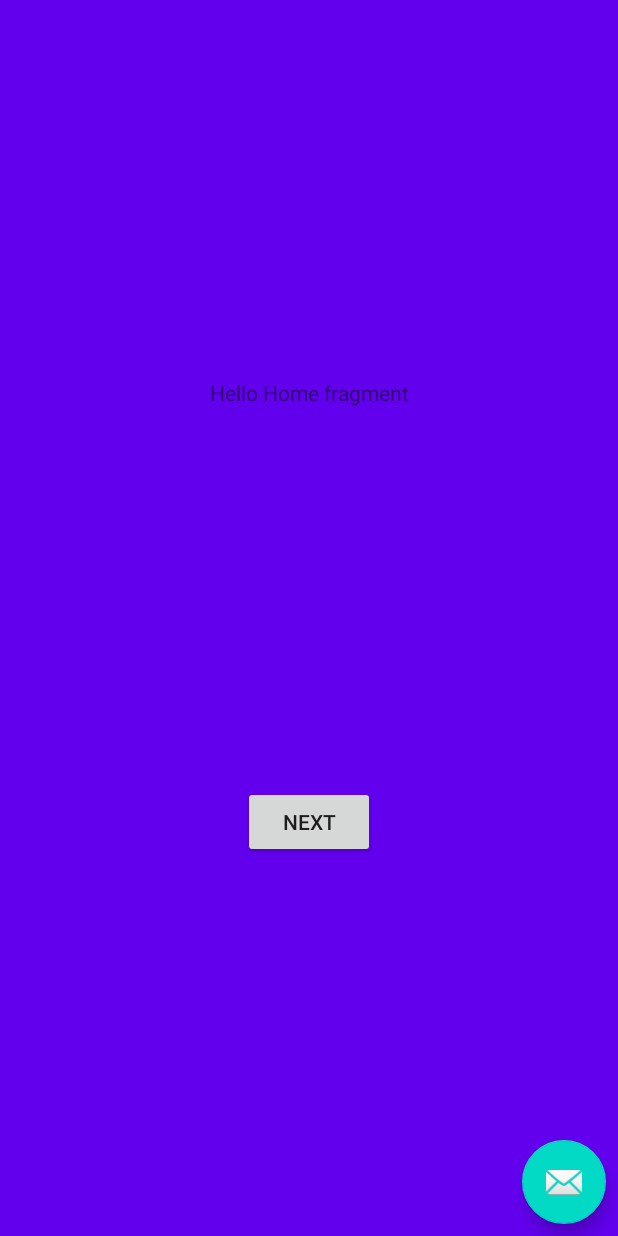
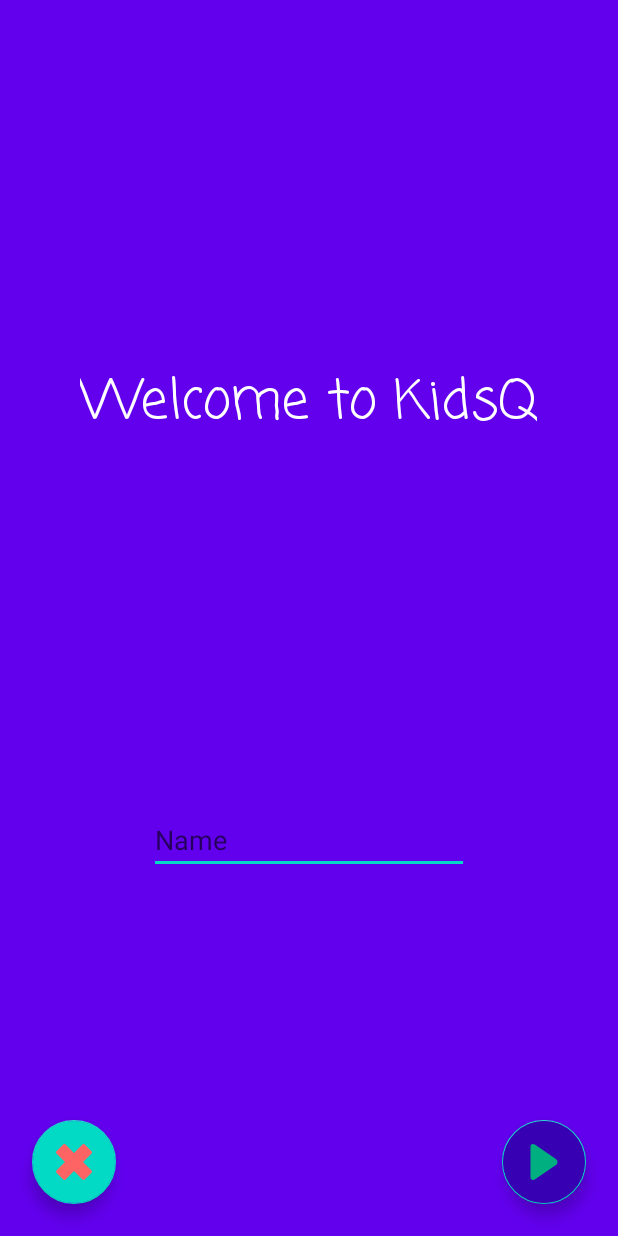
Before and after one commit to dino-sunny/kidsQ, an Android app: the screen it shows after launch (HomeActivity), on a phone screen of 412 x 824 dp. Run offline under Robolectric (Android 15) with nearby library versions, the phone set to English and light mode, and no system bars; our stand-ins replace data binding.

Commit message:
Screens defined

```diff
--- a/app/src/main/java/com/dino/kidsq/game/HomeFragment.kt
+++ /dev/null
@@ -1,29 +0,0 @@
-package com.dino.kidsq.game
-
-import android.os.Bundle
-import androidx.fragment.app.Fragment
-import android.view.LayoutInflater
-import android.view.View
-import android.view.ViewGroup
-import android.widget.Button
-import androidx.navigation.fragment.findNavController
-import com.dino.kidsq.R
-
-class HomeFragment : Fragment() {
-
-    override fun onCreateView(
-        inflater: LayoutInflater, container: ViewGroup?,
-        savedInstanceState: Bundle?
-    ): View? {
-        // Inflate the layout for this fragment
-        return inflater.inflate(R.layout.fragment_home, container, false)
-    }
-
-    override fun onViewCreated(view: View, savedInstanceState: Bundle?) {
-        super.onViewCreated(view, savedInstanceState)
-
-        view.findViewById<Button>(R.id.button_first).setOnClickListener {
-            findNavController().navigate(R.id.action_FirstFragment_to_SecondFragment)
-        }
-    }
-}
--- /dev/null
+++ b/app/src/main/java/com/dino/kidsq/game/StartGameFragment.kt
@@ -0,0 +1,41 @@
+package com.dino.kidsq.game
+
+import androidx.lifecycle.ViewModelProviders
+import android.os.Bundle
+import androidx.fragment.app.Fragment
+import android.view.LayoutInflater
+import android.view.View
+import android.view.ViewGroup
+import android.widget.Button
+import androidx.navigation.fragment.findNavController
+import com.dino.kidsq.R
+import kotlinx.android.synthetic.main.start_game_fragment.view.*
+
+class StartGameFragment : Fragment() {
+
+    companion object {
+        fun newInstance() = StartGameFragment()
+    }
+
+    private lateinit var viewModel: StartGameViewModel
+
+    override fun onCreateView(
+        inflater: LayoutInflater, container: ViewGroup?,
+        savedInstanceState: Bundle?
+    ): View? {
+        return inflater.inflate(R.layout.start_game_fragment, container, false)
+    }
+
+    override fun onActivityCreated(savedInstanceState: Bundle?) {
+        super.onActivityCreated(savedInstanceState)
+        viewModel = ViewModelProviders.of(this).get(StartGameViewModel::class.java)
+        // TODO: Use the ViewModel
+    }
+
+    override fun onViewCreated(view: View, savedInstanceState: Bundle?) {
+        super.onViewCreated(view, savedInstanceState)
+        view.start_game.setOnClickListener {
+            findNavController().navigate(R.id.startGame)
+        }
+    }
+}
--- /dev/null
+++ b/app/src/main/java/com/dino/kidsq/game/StartGameViewModel.kt
@@ -0,0 +1,7 @@
+package com.dino.kidsq.game
+
+import androidx.lifecycle.ViewModel
+
+class StartGameViewModel : ViewModel() {
+    // TODO: Implement the ViewModel
+}
--- /dev/null
+++ b/app/src/main/res/drawable/ic_cross.xml
@@ -0,0 +1,9 @@
+<vector xmlns:android="http://schemas.android.com/apk/res/android"
+    android:width="511.999dp"
+    android:height="511.999dp"
+    android:viewportWidth="511.999"
+    android:viewportHeight="511.999">
+  <path
+      android:pathData="M384.955,256l120.28,-120.28c9.019,-9.019 9.019,-23.642 0,-32.66L408.94,6.765c-9.019,-9.019 -23.642,-9.019 -32.66,0l-120.28,120.28L135.718,6.765c-9.019,-9.019 -23.642,-9.019 -32.66,0L6.764,103.058c-9.019,9.019 -9.019,23.642 0,32.66l120.28,120.28L6.764,376.28c-9.019,9.019 -9.019,23.642 0,32.66l96.295,96.294c9.019,9.019 23.642,9.019 32.66,0l120.28,-120.28l120.28,120.28c9.019,9.019 23.642,9.019 32.66,0l96.295,-96.294c9.019,-9.019 9.019,-23.642 0,-32.66L384.955,256z"
+      android:fillColor="#FF6465"/>
+</vector>
--- /dev/null
+++ b/app/src/main/res/drawable/ic_play.xml
@@ -0,0 +1,9 @@
+<vector xmlns:android="http://schemas.android.com/apk/res/android"
+    android:width="512dp"
+    android:height="512dp"
+    android:viewportWidth="494.148"
+    android:viewportHeight="494.148">
+  <path
+      android:pathData="M405.284,201.188L130.804,13.28C118.128,4.596 105.356,0 94.74,0C74.216,0 61.52,16.472 61.52,44.044v406.124c0,27.54 12.68,43.98 33.156,43.98c10.632,0 23.2,-4.6 35.904,-13.308l274.608,-187.904c17.66,-12.104 27.44,-28.392 27.44,-45.884C432.632,229.572 422.964,213.288 405.284,201.188z"
+      android:fillColor="#00AF80"/>
+</vector>
--- a/app/src/main/res/layout/activity_home.xml
+++ b/app/src/main/res/layout/activity_home.xml
@@ -1,8 +1,8 @@
 <?xml version="1.0" encoding="utf-8"?>
-<layout>
-    <androidx.coordinatorlayout.widget.CoordinatorLayout xmlns:android="http://schemas.android.com/apk/res/android"
-        xmlns:app="http://schemas.android.com/apk/res-auto"
-        xmlns:tools="http://schemas.android.com/tools"
+<layout xmlns:android="http://schemas.android.com/apk/res/android"
+    xmlns:app="http://schemas.android.com/apk/res-auto"
+    xmlns:tools="http://schemas.android.com/tools">
+    <androidx.coordinatorlayout.widget.CoordinatorLayout
         android:layout_width="match_parent"
         android:layout_height="match_parent"
         tools:context=".game.HomeActivity">
@@ -13,9 +13,9 @@
             android:id="@+id/fab"
             android:layout_width="wrap_content"
             android:layout_height="wrap_content"
-            android:layout_gravity="bottom|end"
+            android:layout_gravity="bottom|start"
             android:layout_margin="@dimen/fab_margin"
-            app:srcCompat="@android:drawable/ic_dialog_email" />
+            android:src="@drawable/ic_cross"/>
 
     </androidx.coordinatorlayout.widget.CoordinatorLayout>
 </layout>
--- a/app/src/main/res/layout/fragment_home.xml
+++ /dev/null
@@ -1,31 +0,0 @@
-<?xml version="1.0" encoding="utf-8"?>
-<layout>
-    <androidx.constraintlayout.widget.ConstraintLayout xmlns:android="http://schemas.android.com/apk/res/android"
-        xmlns:app="http://schemas.android.com/apk/res-auto"
-        xmlns:tools="http://schemas.android.com/tools"
-        android:layout_width="match_parent"
-        android:layout_height="match_parent"
-        tools:context=".game.HomeFragment"
-        android:background="@color/colorPrimary">
-
-        <TextView
-            android:id="@+id/textview_first"
-            android:layout_width="wrap_content"
-            android:layout_height="wrap_content"
-            android:text="@string/hello_first_fragment"
-            app:layout_constraintBottom_toTopOf="@id/button_first"
-            app:layout_constraintEnd_toEndOf="parent"
-            app:layout_constraintStart_toStartOf="parent"
-            app:layout_constraintTop_toTopOf="parent" />
-
-        <Button
-            android:id="@+id/button_first"
-            android:layout_width="wrap_content"
-            android:layout_height="wrap_content"
-            android:text="@string/next"
-            app:layout_constraintBottom_toBottomOf="parent"
-            app:layout_constraintEnd_toEndOf="parent"
-            app:layout_constraintStart_toStartOf="parent"
-            app:layout_constraintTop_toBottomOf="@id/textview_first" />
-    </androidx.constraintlayout.widget.ConstraintLayout>
-</layout>
--- /dev/null
+++ b/app/src/main/res/layout/start_game_fragment.xml
@@ -0,0 +1,55 @@
+<?xml version="1.0" encoding="utf-8"?>
+<layout xmlns:android="http://schemas.android.com/apk/res/android"
+    xmlns:app="http://schemas.android.com/apk/res-auto"
+    xmlns:tools="http://schemas.android.com/tools">
+
+    <androidx.constraintlayout.widget.ConstraintLayout
+        android:layout_width="match_parent"
+        android:layout_height="match_parent"
+        android:background="@color/colorPrimary"
+        tools:context=".game.HomeFragment">
+
+        <TextView
+            android:id="@+id/textview_first"
+            android:layout_width="wrap_content"
+            android:layout_height="wrap_content"
+            android:fontFamily="casual"
+            android:text="@string/hello_first_fragment"
+            android:textColor="#FFFFFF"
+            android:textSize="36sp"
+            app:layout_constraintBottom_toTopOf="@+id/editTextTextPersonName"
+            app:layout_constraintEnd_toEndOf="parent"
+            app:layout_constraintHorizontal_bias="0.498"
+            app:layout_constraintStart_toStartOf="parent"
+            app:layout_constraintTop_toTopOf="parent"
+            app:layout_constraintVertical_bias="0.101" />
+
+        <com.google.android.material.floatingactionbutton.FloatingActionButton
+            android:id="@+id/start_game"
+            android:layout_width="wrap_content"
+            android:layout_height="wrap_content"
+            android:layout_marginEnd="21dp"
+            android:layout_marginBottom="21dp"
+            android:backgroundTint="@color/colorPrimaryDark"
+            android:src="@drawable/ic_play"
+            app:layout_constraintBottom_toBottomOf="parent"
+            app:layout_constraintEnd_toEndOf="parent"
+            app:layout_constraintHorizontal_bias="1.0"
+            app:layout_constraintStart_toStartOf="parent" />
+
+        <EditText
+            android:id="@+id/editTextTextPersonName"
+            android:layout_width="wrap_content"
+            android:layout_height="wrap_content"
+            android:ems="10"
+            android:inputType="textPersonName"
+            android:hint="@string/name"
+            app:layout_constraintBottom_toBottomOf="parent"
+            app:layout_constraintEnd_toEndOf="parent"
+            app:layout_constraintHorizontal_bias="0.5"
+            app:layout_constraintStart_toStartOf="parent"
+            app:layout_constraintTop_toBottomOf="@+id/textview_first"
+            android:autofillHints="Name" />
+
+    </androidx.constraintlayout.widget.ConstraintLayout>
+</layout>
--- a/app/src/main/res/navigation/nav_graph.xml
+++ b/app/src/main/res/navigation/nav_graph.xml
@@ -3,28 +3,31 @@
     xmlns:app="http://schemas.android.com/apk/res-auto"
     xmlns:tools="http://schemas.android.com/tools"
     android:id="@+id/nav_graph"
-    app:startDestination="@id/HomeFragment">
+    app:startDestination="@id/startGameFragment">
 
-    <fragment
-        android:id="@+id/HomeFragment"
-        android:name="com.dino.kidsq.game.HomeFragment"
-        android:label="@string/first_fragment_label"
-        tools:layout="@layout/fragment_home">
+<!--    <fragment-->
+<!--        android:id="@+id/HomeFragment"-->
+<!--        android:name="com.dino.kidsq.game.HomeFragment"-->
+<!--        android:label="@string/first_fragment_label"-->
+<!--        tools:layout="@layout/fragment_home">-->
 
-        <action
-            android:id="@+id/action_FirstFragment_to_SecondFragment"
-            app:destination="@id/GameFragment" />
-    </fragment>
-    <fragment
-        android:id="@+id/GameFragment"
-        android:name="com.dino.kidsq.game.GameFragment"
-        android:label="@string/second_fragment_label"
-        tools:layout="@layout/fragment_game">
+<!--        <action-->
+<!--            android:id="@+id/action_FirstFragment_to_SecondFragment"-->
+<!--            app:destination="@id/GameFragment" />-->
+<!--        <action-->
+<!--            android:id="@+id/game"-->
+<!--            app:destination="@id/questionsFragment" />-->
+<!--    </fragment>-->
+<!--    <fragment-->
+<!--        android:id="@+id/GameFragment"-->
+<!--        android:name="com.dino.kidsq.game.GameFragment"-->
+<!--        android:label="@string/second_fragment_label"-->
+<!--        tools:layout="@layout/fragment_game">-->
 
-        <action
-            android:id="@+id/action_SecondFragment_to_FirstFragment"
-            app:destination="@id/HomeFragment" />
-    </fragment>
+<!--        <action-->
+<!--            android:id="@+id/action_SecondFragment_to_FirstFragment"-->
+<!--            app:destination="@id/HomeFragment" />-->
+<!--    </fragment>-->
     <fragment
         android:id="@+id/wonFragment"
         android:name="com.dino.kidsq.won.WonFragment"
@@ -47,4 +50,13 @@
             android:id="@+id/fail"
             app:destination="@id/failedFragment" />
     </fragment>
+    <fragment
+        android:id="@+id/startGameFragment"
+        android:name="com.dino.kidsq.game.StartGameFragment"
+        android:label="StartGameFragment"
+        tools:layout="@layout/start_game_fragment">
+        <action
+            android:id="@+id/startGame"
+            app:destination="@id/questionsFragment" />
+    </fragment>
 </navigation>
--- /dev/null
+++ b/app/src/main/res/values/dimens.xml
@@ -0,0 +1,3 @@
+<resources>
+    <dimen name="fab_margin">21dp</dimen>
+</resources>
--- a/app/src/main/res/values/strings.xml
+++ b/app/src/main/res/values/strings.xml
@@ -4,9 +4,10 @@
     <!-- Strings used for fragments for navigation -->
     <string name="first_fragment_label">Home Fragment</string>
     <string name="second_fragment_label">Game Fragment</string>
-    <string name="next">Next</string>
+    <string name="next">Start</string>
     <string name="previous">Previous</string>
 
-    <string name="hello_first_fragment">Hello Home fragment</string>
+    <string name="hello_first_fragment">Welcome to KidsQ</string>
     <string name="hello_second_fragment">Hello Game fragment. Arg: %1$s</string>
+    <string name="name">Name</string>
 </resources>
```
Also changed, not shown: app/src/main/java/com/dino/kidsq/game/GameFragment.kt (deleted, +0 -32 lines), app/src/main/res/drawable/ic_google_play.xml (added, +18 -0 lines), app/src/main/res/layout/failed_fragment.xml (+11 -5 lines), app/src/main/res/layout/fragment_game.xml (deleted, +0 -29 lines), app/src/main/res/layout/questions_fragment.xml (+14 -6 lines), app/src/main/res/layout/won_fragment.xml (+14 -6 lines).
